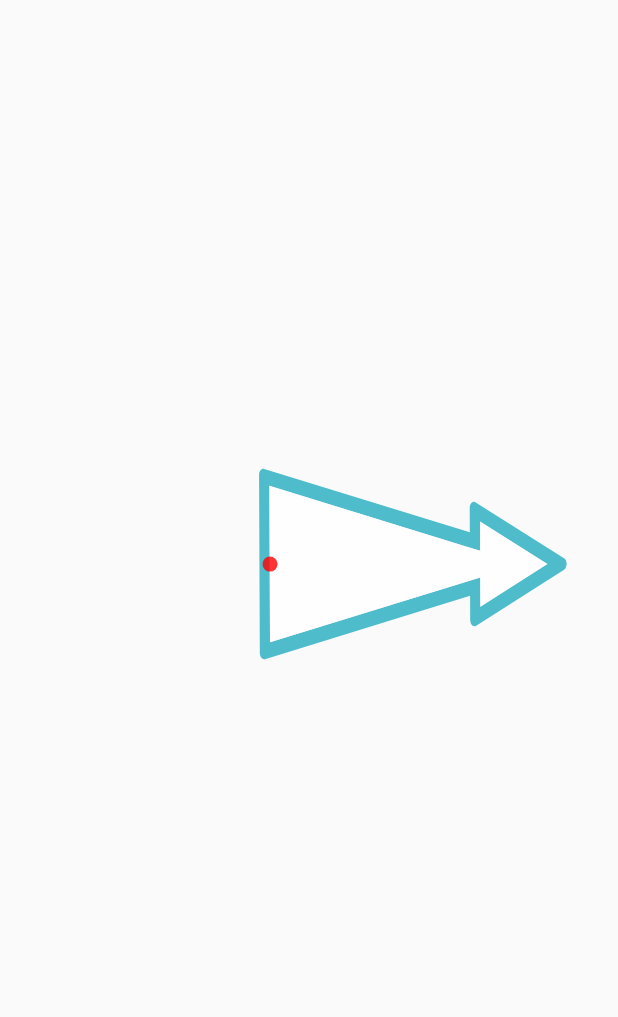
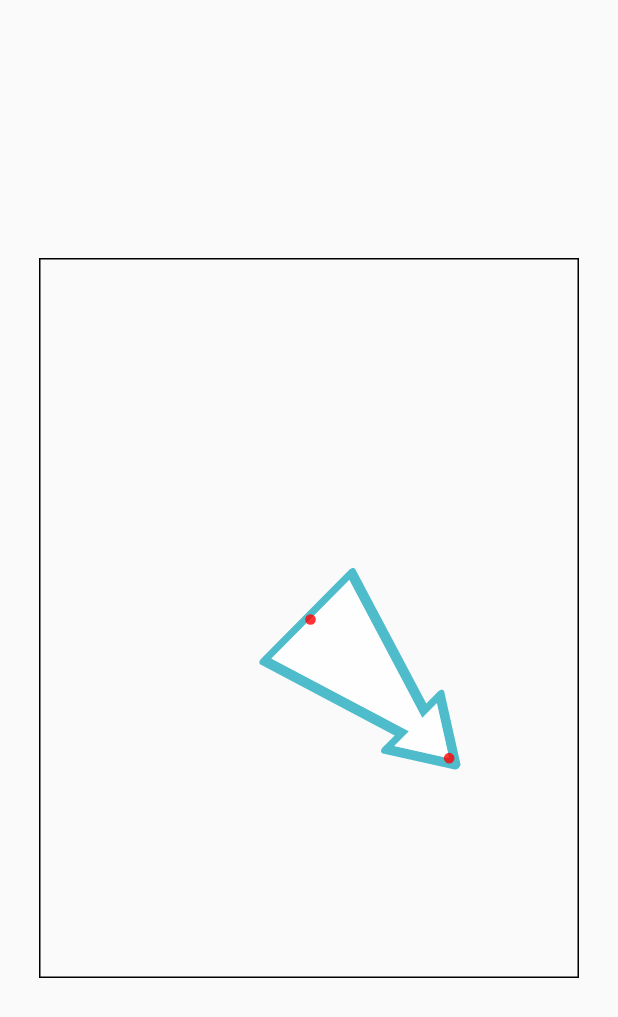
Before and after one commit to nickmeinhold/arrows_want_coffee_too, a Flutter app: the screen it shows after launch, on a phone screen of 412 x 824 dp. Shown: the top 1017 px of the screen. Run offline on Flutter 3.47's test engine with Material 2 defaults, Android fonts, the phone set to English and light mode, and no system bars.

Commit message:
Calculate rotation and scale

```diff
--- a/lib/main.dart
+++ b/lib/main.dart
@@ -1,10 +1,21 @@
+import 'dart:math';
+
 import 'package:flutter/material.dart';
+
+const maxArrowDistanceInCanvasSpace = 180.0;
+
+const origin = Offset(0, 0);
+const screenWidth = 360;
+const screenHeight = 480;
+const screenMiddleX = screenWidth / 2;
+const screenMiddleY = screenHeight / 2;
 
 // The svg we were given was weird, we have the two points either side of
 // the base so we calculated the midpoint: (12019 + 01588) / 2 = 6803
-const arrowOrigin = Offset(34627, 6803);
-const arrowOriginX = 34627;
-const arrowOriginY = 6803;
+const arrowOriginOffset = Offset(34627, 6803);
+const arrowPointOffset = Offset(53117, 6803);
+const arrowOriginTranslateX = -34627.0;
+const arrowOriginTranslateY = -6803.0;
 
 void main() {
   runApp(const MainApp());
@@ -17,11 +28,14 @@ class MainApp extends StatelessWidget {
   Widget build(BuildContext context) {
     return MaterialApp(
       home: Scaffold(
-        body: SizedBox(
-          width: 360,
-          height: 480,
-          child: CustomPaint(
-            painter: ArrowPainter(),
+        body: Center(
+          child: Container(
+            decoration: BoxDecoration(border: Border.all()),
+            width: 360,
+            height: 480,
+            child: CustomPaint(
+              painter: ArrowPainter(const Offset(90, 90)),
+            ),
           ),
         ),
       ),
@@ -30,6 +44,10 @@ class MainApp extends StatelessWidget {
 }
 
 class ArrowPainter extends CustomPainter {
+  ArrowPainter(this.arrowFinishInCanvasSpace);
+
+  final Offset arrowFinishInCanvasSpace;
+
   final Path outerArrowPath = Path()
     ..moveTo(34627, 12019)
     ..lineTo(48643, 07692)
@@ -82,13 +100,29 @@ class ArrowPainter extends CustomPainter {
 
   @override
   void paint(Canvas canvas, Size size) {
-    canvas.translate(180, 240);
-    canvas.scale(0.01);
-    canvas.translate(-34627, 6803);
+    double scale = 0.01 *
+        arrowFinishInCanvasSpace.distance /
+        maxArrowDistanceInCanvasSpace;
+
+    // our rotaion calculation assumes distance of a & b are equal
+    double ax = 1.0;
+    double ay = 0.0;
+    double bx = arrowFinishInCanvasSpace.dx / arrowFinishInCanvasSpace.distance;
+    double by = arrowFinishInCanvasSpace.dy / arrowFinishInCanvasSpace.distance;
+
+    double rotation = acos((ax * bx + ay * by) /
+        (sqrt(ax * ax + ay * ay)) *
+        sqrt(bx * bx + by * by));
+
+    canvas.translate(screenMiddleX, screenMiddleY);
+    canvas.scale(scale);
+    canvas.rotate(rotation);
+    canvas.translate(arrowOriginTranslateX, arrowOriginTranslateY);
 
     canvas.drawPath(outerArrowPath, outerArrowPaint);
     canvas.drawPath(innerArrowPath, innerArrowPaint);
-    canvas.drawCircle(arrowOrigin, 500, circlePaint);
+    canvas.drawCircle(arrowOriginOffset, 500, circlePaint);
+    canvas.drawCircle(arrowPointOffset, 500, circlePaint);
   }
 
   @override
```
